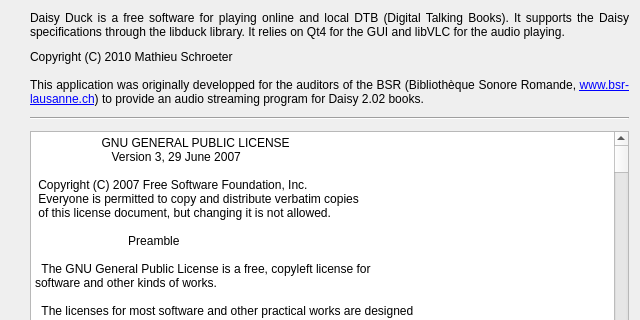
Qt form src/dialogAbout.ui (Skywalker13/DaisyDuck) before a commit; both pictures show x 0 to 640 and y 0 to 320 of the 640 by 480 pixel window.
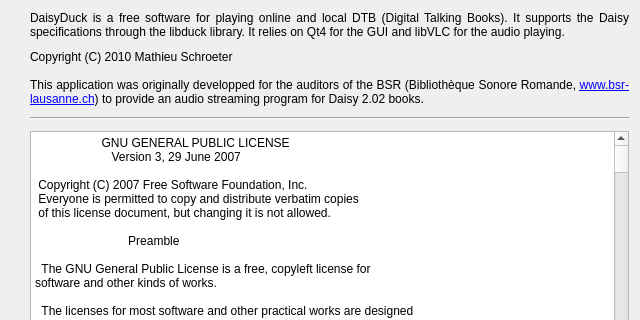
The same form after that commit. Icons and pictures are not drawn.

```diff
--- a/src/dialogAbout.ui
+++ b/src/dialogAbout.ui
@@ -45,7 +45,7 @@
    <item row="0" column="1">
     <widget class="QLabel" name="label">
      <property name="text">
-      <string>Daisy Duck is a free software for playing online and local DTB (Digital Talking Books). It supports the Daisy specifications through the libduck library. It relies on Qt4 for the GUI and libVLC for the audio playing. </string>
+      <string>DaisyDuck is a free software for playing online and local DTB (Digital Talking Books). It supports the Daisy specifications through the libduck library. It relies on Qt4 for the GUI and libVLC for the audio playing. </string>
      </property>
      <property name="alignment">
       <set>Qt::AlignJustify|Qt::AlignTop</set>
```
Left out of the diff: 2 changed lines with no effect on the pictures.
